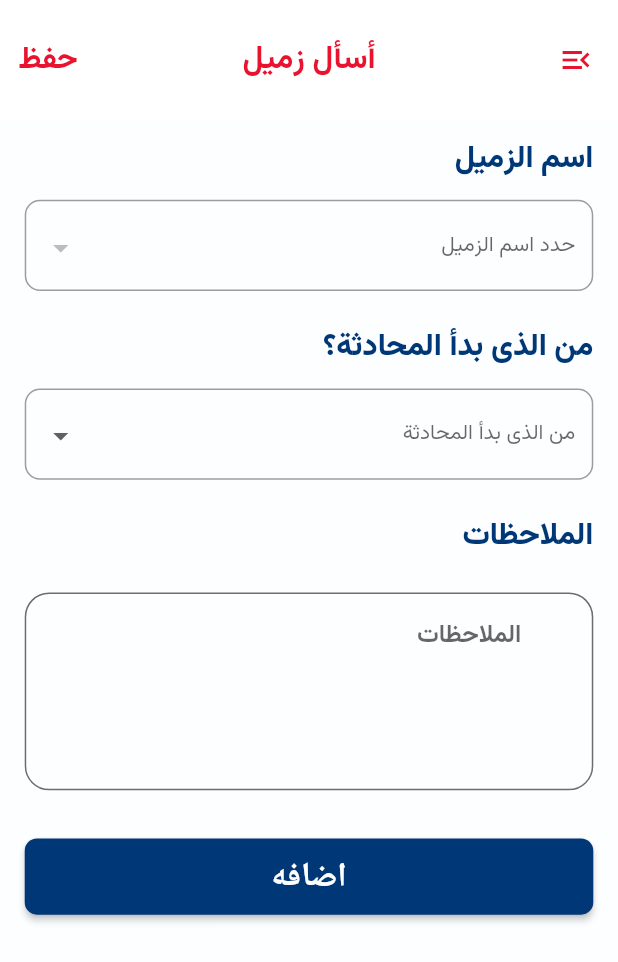
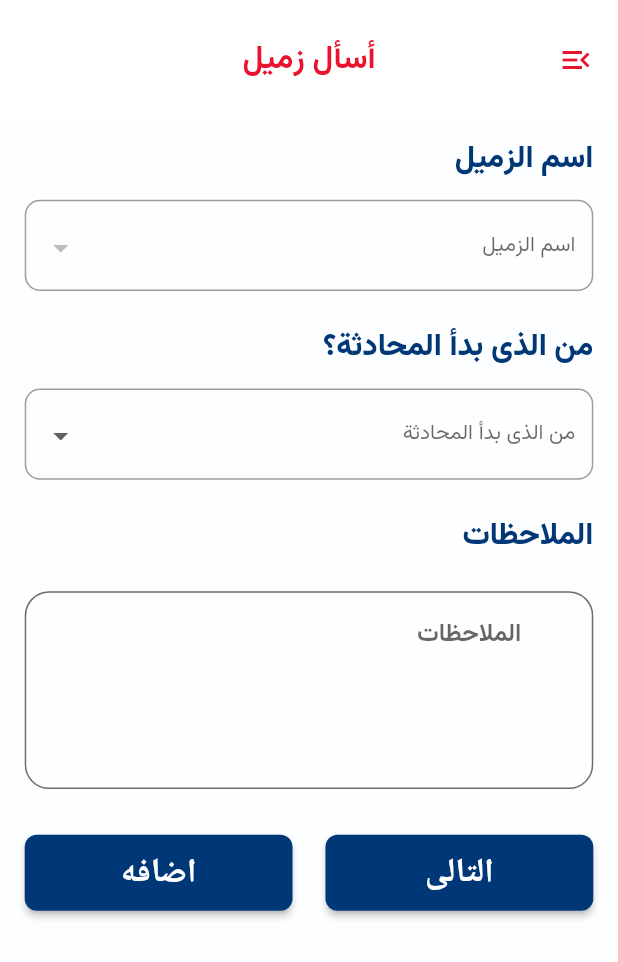
Before and after one commit to islamabdallah/Take5_App, a Flutter app: the Take5TogetherScreen screen opened by its route, on a phone screen of 412 x 824 dp. Shown: the top 962 px of the screen. Run offline on Flutter 3.47's test engine with Material 2 defaults, Android fonts, the phone set to English and light mode, and no system bars; drawn by our look-alikes of dropdown_button2; our stand-ins replace bloc, connectivity_plus, dartz, dio, easy_localization, firebase_messaging and 15 more; missing offline and left inert: flutter_background_service, flutter_background_service_android, signalr_core; accounts and stored records are empty; network calls fail; Roboto replaces fonts that are missing (Cairo); statements that could not run were skipped; project files that could hold a hidden picture were left out.

Commit message:
take5 together save local data source

```diff
--- a/lib/core/constants/app_assets.dart
+++ b/lib/core/constants/app_assets.dart
@@ -16,6 +16,7 @@ class AppAssets {
   static const String endTrip = 'assets/images/end_trip.png';
   static const String stepTwoStartRequest = 'assets/images/step_two_start_request.png';
   static const String stepTwoWaiting = 'assets/images/step_two_waiting.png';
+  static const String noTrip = 'assets/images/no_trip.png';
 
   //lottiefiles
   static const String truck = 'assets/lottiefiles/truck.json';
--- a/lib/core/constants/keys.dart
+++ b/lib/core/constants/keys.dart
@@ -5,3 +5,4 @@ const String takeFiveSurveyKey = 'takeFiveSurvey';
 const String tripKey = 'trip';
 const String collectionKey = 'collection';
 const String driversKey = 'drivers';
+const String notesKey = 'notesKey';
--- a/lib/logic/take5_together_cubit/take5_together_cubit.dart
+++ b/lib/logic/take5_together_cubit/take5_together_cubit.dart
@@ -8,11 +8,12 @@ import '../../data/repositories/take5_repository.dart';
 class Take5TogetherCubit extends Cubit<Take5TogetherStates> {
   static Take5TogetherCubit get(context) => BlocProvider.of(context);
   final Take5Repository take5Repository;
-
   Take5TogetherCubit({required this.take5Repository}) : super(InitialTake5TogetherState());
-  TextEditingController coWorkerController = TextEditingController();
-  TextEditingController whoStartConversationController = TextEditingController();
+  // TextEditingController coWorkerController = TextEditingController(text:'اسم الزميل' );
+  // TextEditingController whoStartConversationController = TextEditingController(text:'من الذى بدأ المحادثة');
   TextEditingController notesController = TextEditingController();
+  String?coWorkerController;
+  String?whoStartConversationController;
   List<Driver>drivers=[];
   getDrivers() {
     print('test');
@@ -21,17 +22,44 @@ class Take5TogetherCubit extends Cubit<Take5TogetherStates> {
     result.fold((failure) {
       emit(Take5TogetherGetDriversFail(failure.message));
     }, (driversResponse) {
-      if (driversResponse!= null) {
+      if (driversResponse!= null){
         drivers = driversResponse;
         print(drivers);
       }
       emit(Take5TogetherGetDriversSuccess());
     });
   }
+  Driver? selectedDriver;
+  void onChangeDriver(Driver? driver)
+  {
+    selectedDriver=driver;
+    print(selectedDriver);
+    emit(Take5TogetherOnchangeDriverSuccess());
+  }
+  String? selectWhoStartedConversation;
+  void onChangeWhoStartedConversation(String? value)
+  {
+    selectWhoStartedConversation=value;
+    print(selectWhoStartedConversation);
+    emit(Take5TogetherOnChangeWhoStartedConversationSuccess());
+  }
   List<Take5TogetherModel>notes=[];
-  addToNotes(Take5TogetherModel take5TogetherModel)
+  addToNotes()
   {
+    Take5TogetherModel take5TogetherModel=Take5TogetherModel(notes:notesController.text,participantDriverId: selectedDriver!.id,whoStartDriverId:selectWhoStartedConversation=='أنا'?0:1 );
     notes.add(take5TogetherModel);
     emit(Take5TogetherAddToNotesSuccess());
   }
+  saveTake5Together()async
+  {
+    emit(Take5TogetherStoreNotesToAllStepsLoading());
+    final result =
+    await take5Repository.take5Together(notes: notes);
+    result.fold((failure) {
+      emit(Take5TogetherStoreNotesToAllStepsFail(failure.message));
+    }, (response) {
+      print(response);
+      emit(Take5TogetherStoreNotesToAllStepsSuccess());
+    });
+  }
 }
--- a/lib/logic/take5_together_cubit/take5_together_states.dart
+++ b/lib/logic/take5_together_cubit/take5_together_states.dart
@@ -11,3 +11,13 @@ class Take5TogetherGetDriversFail extends Take5TogetherStates{
   Take5TogetherGetDriversFail(this.message);
 }
 class Take5TogetherAddToNotesSuccess extends Take5TogetherStates{}
+class Take5TogetherOnchangeDriverSuccess extends Take5TogetherStates{}
+class Take5TogetherOnChangeWhoStartedConversationSuccess extends Take5TogetherStates{}
+
+
+class Take5TogetherStoreNotesToAllStepsLoading extends Take5TogetherStates{}
+class Take5TogetherStoreNotesToAllStepsSuccess extends Take5TogetherStates{}
+class Take5TogetherStoreNotesToAllStepsFail extends Take5TogetherStates{
+  final String? message;
+  Take5TogetherStoreNotesToAllStepsFail(this.message);
+}
--- a/lib/main.dart
+++ b/lib/main.dart
@@ -25,6 +25,7 @@ import 'data/models/user/user.dart';
 import 'injection_container.dart' as di;
 import 'injection_container.dart';
 import 'logic/home_cubit/home_cubit.dart';
+import 'logic/take5_together_cubit/take5_together_cubit.dart';
 import 'presentation/screens/end_trip/end_trip.dart';
 import 'presentation/screens/login/login_screen.dart';
 import 'presentation/screens/step_two_waiting/step_two_start_request_screen.dart';
@@ -84,6 +85,7 @@ class MyApp extends StatelessWidget {
         return MultiBlocProvider(
           providers: [
             BlocProvider<HomeCubit>(create: (context) => sl<HomeCubit>()),
+            BlocProvider<Take5TogetherCubit>(create: (context) => sl<Take5TogetherCubit>()),
           ],
           child: MaterialApp(
             navigatorKey: AppConstants.navigatorKey,
--- a/lib/presentation/screens/take5_together/take5_together.dart
+++ b/lib/presentation/screens/take5_together/take5_together.dart
@@ -1,14 +1,16 @@
+import 'package:easy_localization/easy_localization.dart';
 import 'package:flutter/material.dart';
 import 'package:flutter_bloc/flutter_bloc.dart';
 import 'package:flutter_screenutil/flutter_screenutil.dart';
 import 'package:dropdown_button2/dropdown_button2.dart';
+import 'package:take5/data/models/driver/driver.dart';
 import 'package:take5/logic/home_cubit/home_cubit.dart';
-import 'package:take5/presentation/screens/take5_together/widgets/note.dart';
+import 'package:take5/presentation/screens/end_trip/end_trip.dart';
 import '../../../core/constants/app_colors.dart';
-import '../../../data/models/take5_together/take5_together.dart';
-import '../../../injection_container.dart';
 import '../../../logic/home_cubit/home_states.dart';
 import '../../../logic/take5_together_cubit/take5_together_cubit.dart';
+import '../../utils/dialogs/message_dialog.dart';
+import '../../widgets/drawer_widget.dart';
 import '../../widgets/main_button.dart';
 import '../../widgets/my_text_form_field.dart';
 class Take5TogetherScreen extends StatefulWidget {
@@ -20,14 +22,22 @@ class Take5TogetherScreen extends StatefulWidget {
 }
 
 class _Take5TogetherScreenState extends State<Take5TogetherScreen> {
+  final List<String> items = [
+   'أنا',
+    'الزميل',
+  ];
+  @override
+  void initState()
+  {
+    super.initState();
+    Take5TogetherCubit.get(context).getDrivers();
+    Take5TogetherCubit.get(context).coWorkerController=Take5TogetherCubit.get(context).drivers[0].fullName;
+    Take5TogetherCubit.get(context).whoStartConversationController= items[0];
+  }
   @override
   Widget build(BuildContext context) {
-    final List<String> items = [
-      'أنا',
-      'الزميل',
-    ];
-    String? selectedValue;
     return Scaffold(
+        drawer: const DrawerWidget(),
       appBar: AppBar(
         leading: Builder(
             builder: (context) {
@@ -36,12 +46,9 @@ class _Take5TogetherScreenState extends State<Take5TogetherScreen> {
               });
             }
         ),
-        actions: [
-          TextButton(onPressed: (){}, child:Text('حفظ',style: TextStyle(
-            color: AppColors.redColor,
-            fontSize: 20.sp
-          ),))
-        ],
+        actionsIconTheme: IconThemeData(
+          size: 2
+        ),
         toolbarHeight: 80,
         elevation: 0,
         iconTheme:const IconThemeData(color: AppColors.redColor),
@@ -52,10 +59,7 @@ class _Take5TogetherScreenState extends State<Take5TogetherScreen> {
         backgroundColor: Colors.white,
         centerTitle: true,
       ),
-      body:BlocProvider(
-    create: (context) => sl<Take5TogetherCubit>()..getDrivers(),
-    child: BlocConsumer<HomeCubit,HomeStates>(
-        listener: (context,state){},
+      body: BlocBuilder<HomeCubit,HomeStates>(
         builder: (context,state)
         {
           var cubit=Take5TogetherCubit.get(context);
@@ -85,9 +89,9 @@ class _Take5TogetherScreenState extends State<Take5TogetherScreen> {
                             )
                         ),
                         child: DropdownButtonHideUnderline(
-                          child: DropdownButton2(
+                          child:DropdownButton2(
                             hint: Text(
-                              'حدد اسم الزميل',
+                              'اسم الزميل',
                               style: TextStyle(
                                 fontSize: 14,
                                 color: Theme
@@ -97,8 +101,8 @@ class _Take5TogetherScreenState extends State<Take5TogetherScreen> {
                             ),
                             items: cubit.drivers
                                 .map((item) =>
-                                DropdownMenuItem<String>(
-                                  value: item.fullName,
+                                DropdownMenuItem<Driver>(
+                                  value: item,
                                   child: Text(
                                     item.fullName!,
                                     style: const TextStyle(
@@ -107,15 +111,18 @@ class _Take5TogetherScreenState extends State<Take5TogetherScreen> {
                                   ),
                                 ))
                                 .toList(),
-                            value: selectedValue,
-                            onChanged: (value) {
-                              cubit.coWorkerController.text=value!;
+                            value:cubit.selectedDriver,
+                            onChanged:(value)
+                            {
+                              cubit.onChangeDriver(value);
+                              setState(() {
+                                print(cubit.selectedDriver);
+                              });
                             },
                             buttonHeight: 60.h,
                             buttonWidth: 200.w,
                             itemHeight: 40.h,
                           ),
-
                         ),
                       ),
                     ),
@@ -164,11 +171,12 @@ class _Take5TogetherScreenState extends State<Take5TogetherScreen> {
                                   ),
                                 ))
                                 .toList(),
-                            value: selectedValue,
+                            value:cubit.selectWhoStartedConversation,
                             onChanged: (value) {
-                              // setState(() {
-                              //   selectedValue = value as String;
-                              // });
+                              cubit.onChangeWhoStartedConversation(value);
+                              setState(() {
+                                print(cubit.selectWhoStartedConversation);
+                              });
                             },
                             buttonHeight: 40,
                             buttonWidth: 140,
@@ -187,12 +195,12 @@ class _Take5TogetherScreenState extends State<Take5TogetherScreen> {
                         fontWeight: FontWeight.w800
                     ),),
                     SizedBox(
-                      height: 10.w,
+                      height: 10.h,
                     ),
                     SizedBox(
                       height: 150.h,
-                      child:const MyTextFormField(
-                        // controller: _cubit.serialNumberController,
+                      child: MyTextFormField(
+                        controller:cubit.notesController,
                         label: "الملاحظات",
                         maxLines: 5,
                         // errorText: _cubit.errorMessage ==
@@ -204,30 +212,58 @@ class _Take5TogetherScreenState extends State<Take5TogetherScreen> {
                       ),
                     ),
                     SizedBox(
-                      height: 20.w,
+                      height: 20.h,
                     ),
-                    MainButton(
-                      onPressed: () {
-                        cubit.addToNotes(Take5TogetherModel(notes: cubit.notesController.text.toString(),participantDriverId: 1,whoStartDriverId: 1));
-                      print(cubit.notes.length);
-                        }, title: 'اضافه',),
+                    Row(
+                      children: [
+                        Expanded(
+                          child: MainButton(
+                            onPressed: (){
+                              // cubit.addToNotes(Take5TogetherModel(notes: cubit.notesController.text,participantDriverId: 1,whoStartDriverId: 1));
+                              // print(cubit.notes.length);
+                              if(cubit.notes.isEmpty)
+                                {
+                                    showMessageDialog(
+                                        context: context, message: 'لا يوجد اى ملاحظات!', isSucceeded: false);
+                                }
+                                else
+        {
+          //print(cubit.notes.length);
+          cubit.saveTake5Together();
+          Navigator.pushNamed(context, EndTripScreen.routeName);
+        }
+                            }
+                            , title: "next".tr(),),
+                        ),
+                        SizedBox(
+                          width: 20.w,
+                        ),
+                        Expanded(
+                          child: MainButton(
+                            onPressed: () {
+                              cubit.addToNotes();
+                              print(cubit.notes);
+                            } , title: 'اضافه',),
+                        ),
+                      ],
+                    ),
                     SizedBox(
                       height: 20.h,
                     ),
-                    Column(
-                      children:cubit.notes.map((e) => Column(
-                        children: [
-                          Note(),
-                          SizedBox(
-                            height: 10.h,
-                          )
-                        ],
-                      )).toList()
-                    )
+                    // Column(
+                    //   children:List.generate(cubit.notes.length, (index)=>
+                    //       Column(
+                    //         children: [
+                    //           Note(index:index,whoStartedConversation: cubit.coWorkerController.text,nameOfCoWorker: cubit.coWorkerController.text,note: cubit.notesController.text,),
+                    //           SizedBox(
+                    //             height: 10.h,
+                    //           )
+                    //         ],
+                    //       )
+                    // ))
                   ],)),
           );
         },
-      ))
-    );
+      ));
   }
 }
```
Also changed, not shown: lib/data/datasources/local_data_source.dart (+31 -0 lines), lib/data/repositories/take5_repository.dart (+22 -2 lines), lib/presentation/screens/end_trip/end_trip.dart (+9 -14 lines), lib/presentation/screens/home/home.dart (+23 -1 lines), lib/presentation/screens/take5_together/widgets/note.dart (+50 -3 lines), lib/presentation/utils/dialogs/message_dialog.dart (+11 -3 lines), assets/images/no_trip.png (added).
